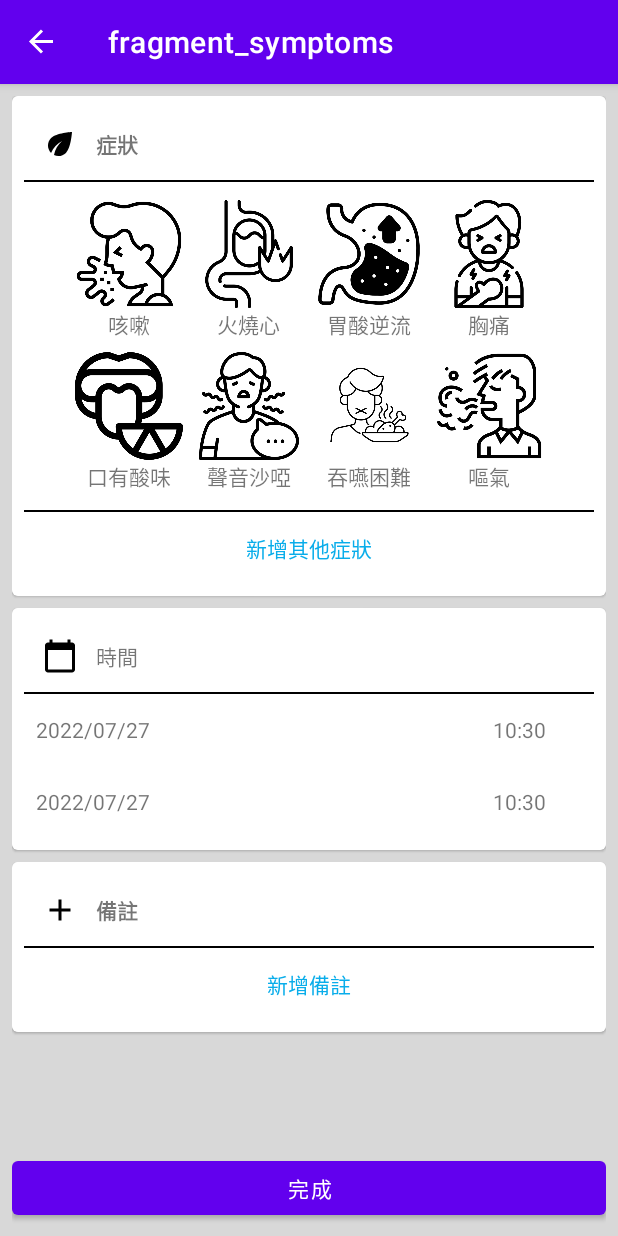
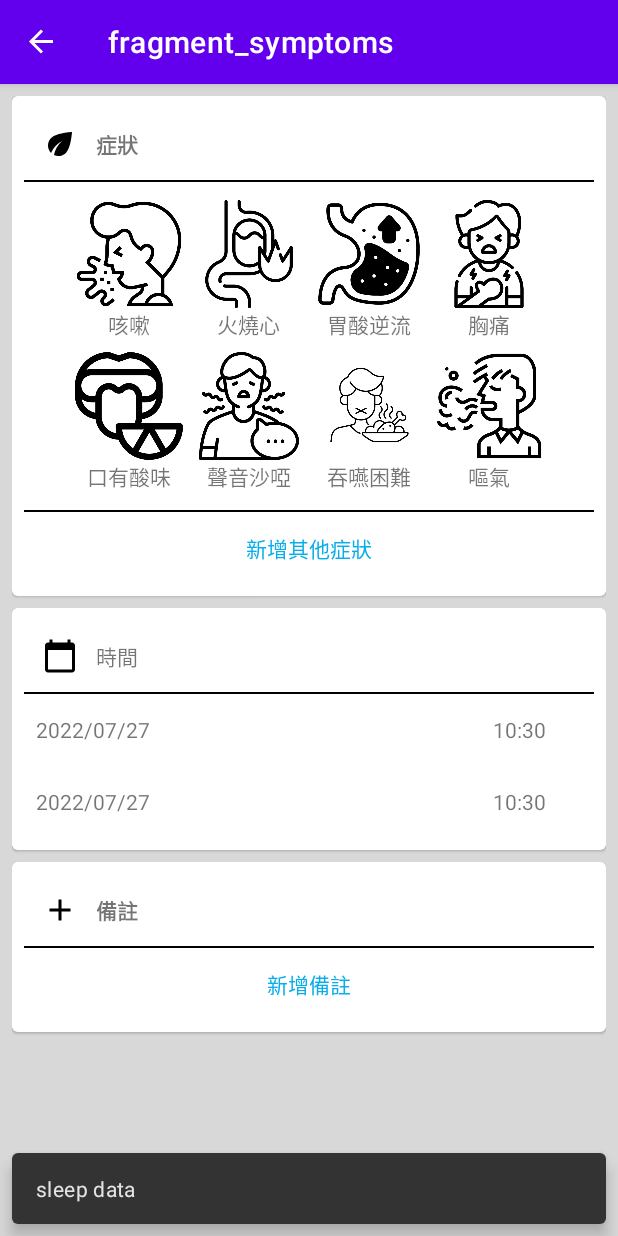
Before and after one commit to Sat-2022/GERDApp, an Android app: the screen it shows after launch (MainActivity), after a tap on "症狀", on a phone screen of 412 x 824 dp. Run offline under Robolectric (Android 15) with nearby library versions, the light colour scheme and no system bars; our stand-ins replace Room's generated code, navigation-ui; libraries missing offline, so code that uses them is left out: com.github.mikephil.charting; 30 statements that could not run were skipped; 1 other tap on this screen came first.

Commit message:
show most recent data on main page (not yet complete)

```diff
--- a/app/src/main/java/com/example/gerdapp/adapter/CardItemAdapter.kt
+++ b/app/src/main/java/com/example/gerdapp/adapter/CardItemAdapter.kt
@@ -16,6 +16,7 @@ import com.example.gerdapp.viewmodel.SleepViewModel
 
 class CardItemAdapter(
     private val clickListener: (CardItem) -> Unit,
+    private val subtitle: (CardItem) -> String
 ): RecyclerView.Adapter<CardItemAdapter.CardItemViewHolder>() {
 
     private val dataset = CardDataSource().loadCards()
@@ -38,7 +39,12 @@ class CardItemAdapter(
         holder.textView.text = holder.textView.context.getString(item.stringResourceId)
         holder.imageView.setImageDrawable(holder.imageView.context.getDrawable(item.imageResourceId))
 
-        holder.recentTextView.text
+        val recentRecord = subtitle(item)
+
+        holder.recentTextView.text = when(recentRecord) {
+            "" -> "no data"
+            else -> recentRecord
+        }
 
         holder.itemView.setOnClickListener {
             clickListener(item)
--- a/app/src/main/java/com/example/gerdapp/ui/main/MainFragment.kt
+++ b/app/src/main/java/com/example/gerdapp/ui/main/MainFragment.kt
@@ -7,6 +7,7 @@ import androidx.fragment.app.Fragment
 import android.view.LayoutInflater
 import android.view.View
 import android.view.ViewGroup
+import android.widget.Toast
 import androidx.fragment.app.activityViewModels
 import androidx.navigation.fragment.findNavController
 import androidx.recyclerview.widget.LinearLayoutManager
@@ -17,15 +18,13 @@ import com.example.gerdapp.R
 import com.example.gerdapp.adapter.CardItemAdapter
 import com.example.gerdapp.data.Sleep
 import com.example.gerdapp.databinding.FragmentMainBinding
-import com.example.gerdapp.viewmodel.OthersViewModel
-import com.example.gerdapp.viewmodel.OthersViewModelFactory
-import com.example.gerdapp.viewmodel.SleepViewModel
-import com.example.gerdapp.viewmodel.SleepViewModelFactory
+import com.example.gerdapp.viewmodel.*
 import com.github.mikephil.charting.charts.BarChart
 import com.github.mikephil.charting.components.XAxis
 import com.github.mikephil.charting.data.*
 import com.github.mikephil.charting.formatter.IAxisValueFormatter
 import com.github.mikephil.charting.interfaces.datasets.IBarDataSet
+import com.google.android.material.snackbar.Snackbar
 import java.text.SimpleDateFormat
 import java.util.*
 
@@ -48,11 +47,17 @@ class MainFragment : Fragment() {
         )
     }
 
-    private val othersViewModel: OthersViewModel by activityViewModels {
-        OthersViewModelFactory(
-            (activity?.application as BasicApplication).othersDatabase.othersDao()
-        )
-    }
+//    private val othersViewModel: OthersViewModel by activityViewModels {
+//        OthersViewModelFactory(
+//            (activity?.application as BasicApplication).othersDatabase.othersDao()
+//        )
+//    }
+//
+//    private val foodViewModel: FoodViewModel by activityViewModels {
+//        FoodViewModelFactory(
+//            (activity?.application as BasicApplication).foodDatabase.foodDao()
+//        )
+//    }
 
     private fun setBottomNavigationVisibility() {
         var mainActivity = activity as MainActivity
@@ -90,8 +95,22 @@ class MainFragment : Fragment() {
         recyclerView = binding.mainRecyclerView
         recyclerView.layoutManager = LinearLayoutManager(context)
 
+        var text = "text no data"
+        var sleepRecentData = "sleep data"
 
-        val adapter = CardItemAdapter { cardItem ->
+        sleepViewModel.getRecentRecord().observe(this.viewLifecycleOwner) {
+            sleepRecentData = it.startTime
+        }
+//        var othersRecentData = "others data"
+//        othersViewModel.getRecentRecord().observe(this.viewLifecycleOwner) {
+//            othersRecentData = it.startTime
+//        }
+//        var foodRecentData = ""
+//        foodViewModel.getRecentRecord().observe(this.viewLifecycleOwner) {
+//            foodRecentData = it.startTime
+//        }
+
+        val adapter = CardItemAdapter({ cardItem ->
             val action = when (cardItem.stringResourceId) {
                 R.string.symptoms -> MainFragmentDirections.actionMainFragmentToSymptomsFragment()
                 R.string.food -> MainFragmentDirections.actionMainFragmentToFoodFragment()
@@ -100,7 +119,17 @@ class MainFragment : Fragment() {
                 else -> MainFragmentDirections.actionMainFragmentSelf()
             }
             findNavController().navigate(action)
-        }
+        }, { cardItem ->
+            val recentRecord = when (cardItem.stringResourceId) {
+                R.string.symptoms -> ""
+//                R.string.food -> foodRecentData
+                R.string.sleep -> sleepRecentData
+//                R.string.others -> othersRecentData
+                else -> ""
+            }
+//            text = recentRecord.toString()
+            recentRecord
+        })
 
         recyclerView.adapter = adapter
 
@@ -110,6 +139,10 @@ class MainFragment : Fragment() {
             val formatDate = SimpleDateFormat(getString(R.string.simple_date_format), Locale.getDefault())
             val currentDate = formatDate.format(current)
             chartCard.chartDate.text = currentDate.toString()
+            testButton.setOnClickListener { view ->
+                Snackbar.make(view, sleepRecentData, Snackbar.LENGTH_LONG)
+                    .setAction("Action", null).show()
+            }
         }
     }
 
--- a/app/src/main/java/com/example/gerdapp/viewmodel/OthersViewModel.kt
+++ b/app/src/main/java/com/example/gerdapp/viewmodel/OthersViewModel.kt
@@ -1,8 +1,6 @@
 package com.example.gerdapp.viewmodel
 
-import androidx.lifecycle.ViewModel
-import androidx.lifecycle.ViewModelProvider
-import androidx.lifecycle.viewModelScope
+import androidx.lifecycle.*
 import com.example.gerdapp.data.Others
 import com.example.gerdapp.data.OthersDao
 import kotlinx.coroutines.launch
@@ -25,6 +23,8 @@ class OthersViewModel(private val othersDao: OthersDao): ViewModel() {
         if(startTime.isBlank() || endTime.isBlank() || others.isBlank()) return false
         return true
     }
+
+    fun getRecentRecord(): LiveData<Others> = othersDao.getRecent().asLiveData()
 }
 
 class OthersViewModelFactory(private val othersDao: OthersDao): ViewModelProvider.Factory {
```
Also changed, not shown: app/src/main/java/com/example/gerdapp/viewmodel/FoodViewModel.kt (+4 -3 lines), app/src/main/res/layout/fragment_main.xml (+14 -7 lines).
